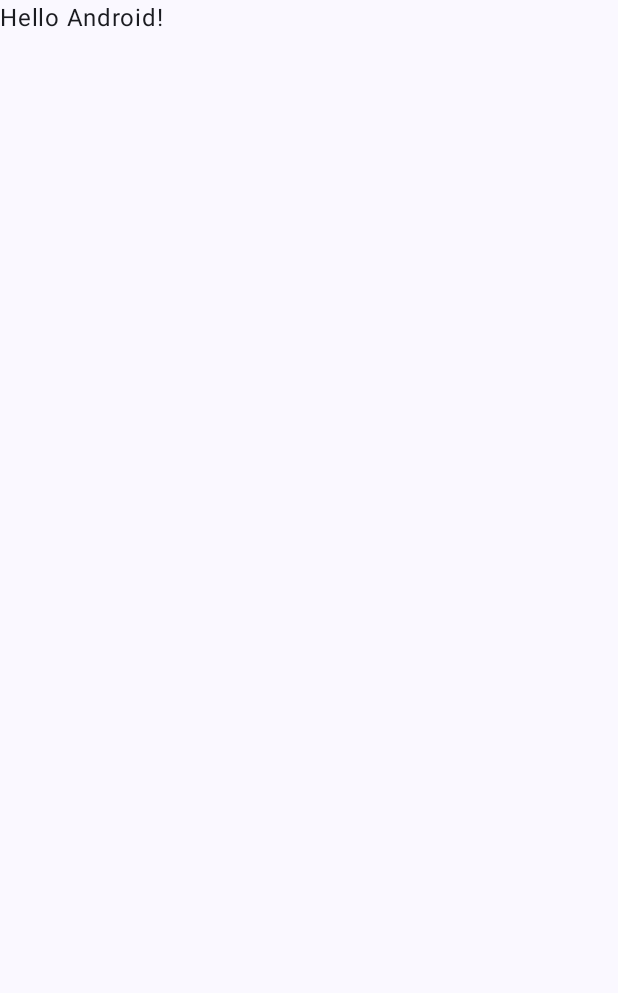
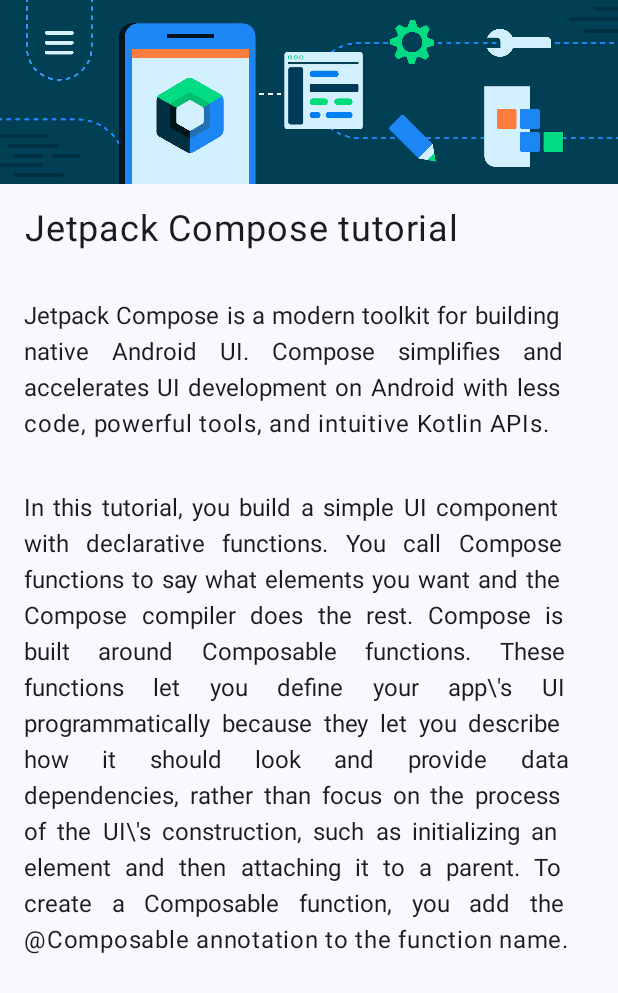
Before and after one commit to Gabrick75/Jetpack-Compose, an Android app built with Jetpack Compose: the screen it shows after launch (MainActivity), on a phone screen of 412 x 824 dp. Before the commit the part shown is almost empty. Shown: the top 993 px of the screen. Run offline under Robolectric (Android 15) with nearby library versions, the phone set to English and light mode, and no system bars.

Commit message:
Exercise completed: Image and texts positioned correctly

```diff
--- a/app/src/main/java/com/example/jetpackcompose/MainActivity.kt
+++ b/app/src/main/java/com/example/jetpackcompose/MainActivity.kt
@@ -4,13 +4,24 @@ import android.os.Bundle
 import androidx.activity.ComponentActivity
 import androidx.activity.compose.setContent
 import androidx.activity.enableEdgeToEdge
+import androidx.compose.foundation.Image
+import androidx.compose.foundation.layout.Arrangement
+import androidx.compose.foundation.layout.Box
+import androidx.compose.foundation.layout.Column
 import androidx.compose.foundation.layout.fillMaxSize
+import androidx.compose.foundation.layout.fillMaxWidth
 import androidx.compose.foundation.layout.padding
 import androidx.compose.material3.Scaffold
 import androidx.compose.material3.Text
 import androidx.compose.runtime.Composable
+import androidx.compose.ui.Alignment
 import androidx.compose.ui.Modifier
+import androidx.compose.ui.layout.ContentScale
+import androidx.compose.ui.res.painterResource
+import androidx.compose.ui.text.style.TextAlign
 import androidx.compose.ui.tooling.preview.Preview
+import androidx.compose.ui.unit.dp
+import androidx.compose.ui.unit.sp
 import com.example.jetpackcompose.ui.theme.JetpackComposeTheme
 
 class MainActivity : ComponentActivity() {
@@ -20,10 +31,14 @@ class MainActivity : ComponentActivity() {
         setContent {
             JetpackComposeTheme {
                 Scaffold(modifier = Modifier.fillMaxSize()) { innerPadding ->
-                    Greeting(
-                        name = "Android",
-                        modifier = Modifier.padding(innerPadding)
-                    )
+                    Column(modifier = Modifier.padding(innerPadding)) {
+                        GreetingImage()
+                        GreetingText(
+                            firstText = "Jetpack Compose tutorial",
+                            secondText = "Jetpack Compose is a modern toolkit for building native Android UI. Compose simplifies and accelerates UI development on Android with less code, powerful tools, and intuitive Kotlin APIs.",
+                            thirdText = "In this tutorial, you build a simple UI component with declarative functions. You call Compose functions to say what elements you want and the Compose compiler does the rest. Compose is built around Composable functions. These functions let you define your app\\'s UI programmatically because they let you describe how it should look and provide data dependencies, rather than focus on the process of the UI\\'s construction, such as initializing an element and then attaching it to a parent. To create a Composable function, you add the @Composable annotation to the function name."
+                        )
+                    }
                 }
             }
         }
@@ -31,17 +46,59 @@ class MainActivity : ComponentActivity() {
 }
 
 @Composable
-fun Greeting(name: String, modifier: Modifier = Modifier) {
-    Text(
-        text = "Hello $name!",
+fun GreetingImage(modifier: Modifier = Modifier) {
+    // Carrega a imagem do diretório drawable
+    val image = painterResource(id = R.drawable.bg_compose_background)
+
+    // Usamos um Box ou o próprio Image com fillMaxSize para garantir visibilidade
+    Image(
+        painter = image,
+        contentDescription = null,
+        modifier = Modifier
+            .fillMaxWidth()
+    )
+}
+
+@Composable
+fun GreetingText(firstText: String, secondText: String, thirdText: String, modifier: Modifier = Modifier) {
+    Column(
+        verticalArrangement = Arrangement.Center,
         modifier = modifier
-    )
+    ) {
+        Text(
+            text = firstText,
+            fontSize = 24.sp,
+            textAlign = TextAlign.Center,
+            modifier = Modifier
+                .padding(16.dp),
+
+        )
+        Text(
+            text = secondText,
+            fontSize = 16.sp,
+            modifier = Modifier
+                .padding(16.dp),
+            textAlign = TextAlign.Justify
+        )
+        Text(
+            text = thirdText,
+            fontSize = 16.sp,
+            modifier = Modifier
+                .padding(16.dp),
+            textAlign = TextAlign.Justify
+        )
+    }
 }
 
 @Preview(showBackground = true)
 @Composable
 fun GreetingPreview() {
     JetpackComposeTheme {
-        Greeting("Android")
+        GreetingText(
+            firstText = "Jetpack Compose tutorial",
+            secondText = "Jetpack Compose is a modern toolkit for building native Android UI. Compose simplifies and accelerates UI development on Android with less code, powerful tools, and intuitive Kotlin APIs.",
+            thirdText = "In this tutorial, you build a simple UI component with declarative functions. You call Compose functions to say what elements you want and the Compose compiler does the rest. Compose is built around Composable functions. These functions let you define your app\\'s UI programmatically because they let you describe how it should look and provide data dependencies, rather than focus on the process of the UI\\'s construction, such as initializing an element and then attaching it to a parent. To create a Composable function, you add the @Composable annotation to the function name.",
+            modifier = Modifier.padding(8.dp)
+        )
     }
 }
```
Also changed, not shown: app/src/main/res/drawable-nodpi/bg_compose_background.png (added).
